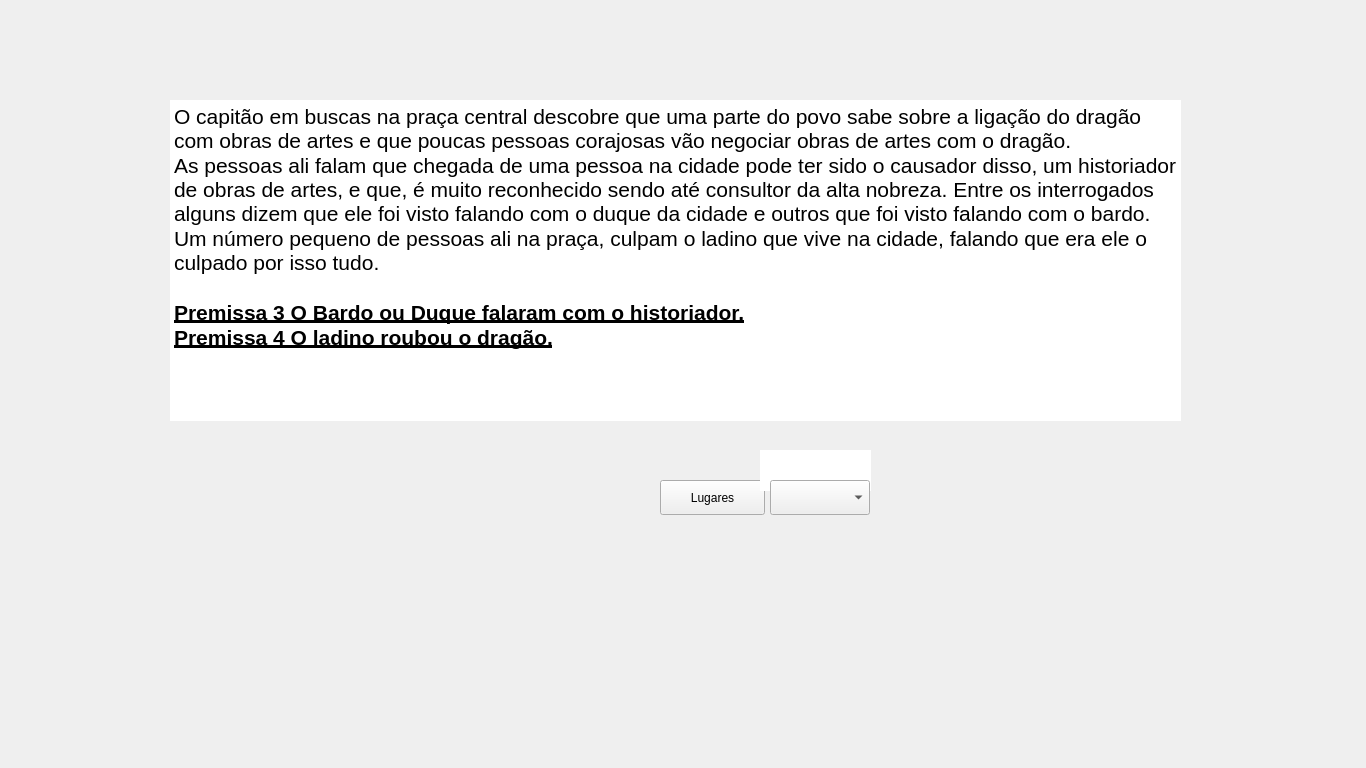
This is ui/forthwindow.ui in eriklemy/Detetive as Qt 5 draws it before an edit. The edited form follows.
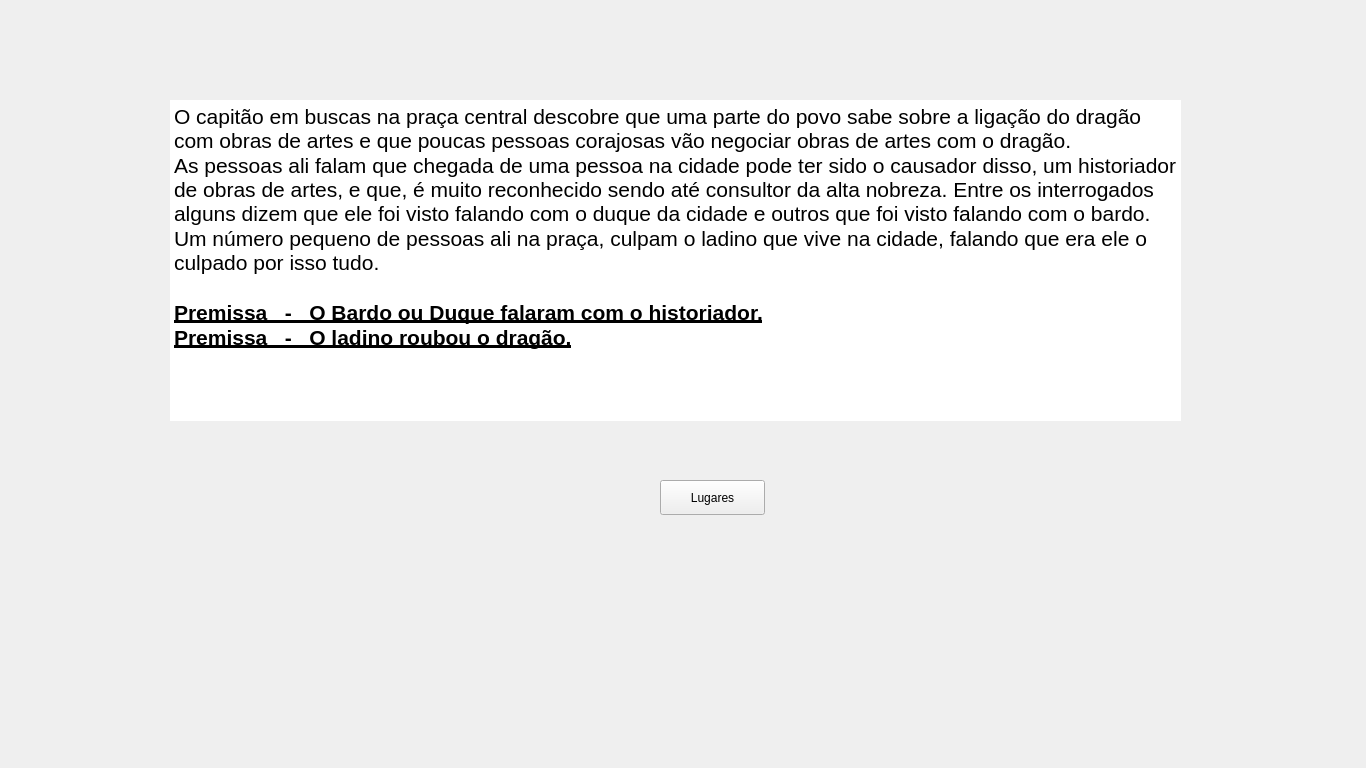
This is the edited form.

```diff
--- a/ui/forthwindow.ui
+++ b/ui/forthwindow.ui
@@ -58,39 +58,6 @@
      <string>Lugares</string>
     </property>
    </widget>
-   <widget class="QComboBox" name="comboBox_sus">
-    <property name="geometry">
-     <rect>
-      <x>770</x>
-      <y>480</y>
-      <width>100</width>
-      <height>35</height>
-     </rect>
-    </property>
-   </widget>
-   <widget class="QTextBrowser" name="textSus">
-    <property name="geometry">
-     <rect>
-      <x>760</x>
-      <y>450</y>
-      <width>111</width>
-      <height>41</height>
-     </rect>
-    </property>
-    <property name="autoFillBackground">
-     <bool>false</bool>
-    </property>
-    <property name="frameShape">
-     <enum>QFrame::NoFrame</enum>
-    </property>
-    <property name="html">
-     <string>&lt;!DOCTYPE HTML PUBLIC &quot;-//W3C//DTD HTML 4.0//EN&quot; &quot;http://www.w3.org/TR/REC-html40/strict.dtd&quot;&gt;
-&lt;html&gt;&lt;head&gt;&lt;meta name=&quot;qrichtext&quot; content=&quot;1&quot; /&gt;&lt;meta charset=&quot;utf-8&quot; /&gt;&lt;style type=&quot;text/css&quot;&gt;
-p, li { white-space: pre-wrap; }
-&lt;/style&gt;&lt;/head&gt;&lt;body style=&quot; font-family:'Segoe UI'; font-size:9pt; font-weight:400; font-style:normal;&quot;&gt;
-&lt;p align=&quot;center&quot; style=&quot; margin-top:0px; margin-bottom:0px; margin-left:0px; margin-right:0px; -qt-block-indent:0; text-indent:0px;&quot;&gt;&lt;span style=&quot; font-size:14pt; font-weight:700; font-style:italic; color:#ffffff;&quot;&gt;Suspeitos&lt;/span&gt;&lt;/p&gt;&lt;/body&gt;&lt;/html&gt;</string>
-    </property>
-   </widget>
    <widget class="QTextBrowser" name="textBrowser">
     <property name="geometry">
      <rect>
@@ -112,8 +79,8 @@
 &lt;p style=&quot; margin-top:0px; margin-bottom:0px; margin-left:0px; margin-right:0px; -qt-block-indent:0; text-indent:0px;&quot;&gt;&lt;span style=&quot; font-size:16pt;&quot;&gt;As pessoas ali falam que chegada de uma pessoa na cidade pode ter sido o causador disso, um historiador de obras de artes, e que, é muito reconhecido sendo até consultor da alta nobreza. Entre os interrogados alguns dizem que ele foi visto falando com o duque da cidade e outros que foi visto falando com o bardo.&lt;/span&gt;&lt;/p&gt;
 &lt;p style=&quot; margin-top:0px; margin-bottom:0px; margin-left:0px; margin-right:0px; -qt-block-indent:0; text-indent:0px;&quot;&gt;&lt;span style=&quot; font-size:16pt;&quot;&gt;Um número pequeno de pessoas ali na praça, culpam o ladino que vive na cidade, falando que era ele o culpado por isso tudo.&lt;/span&gt;&lt;/p&gt;
 &lt;p style=&quot;-qt-paragraph-type:empty; margin-top:0px; margin-bottom:0px; margin-left:0px; margin-right:0px; -qt-block-indent:0; text-indent:0px; font-size:16pt;&quot;&gt;&lt;br /&gt;&lt;/p&gt;
-&lt;p style=&quot; margin-top:0px; margin-bottom:0px; margin-left:0px; margin-right:0px; -qt-block-indent:0; text-indent:0px;&quot;&gt;&lt;span style=&quot; font-size:16pt; font-weight:700; text-decoration: underline;&quot;&gt;Premissa 3 O Bardo ou Duque falaram com o historiador.&lt;/span&gt;&lt;/p&gt;
-&lt;p style=&quot; margin-top:0px; margin-bottom:0px; margin-left:0px; margin-right:0px; -qt-block-indent:0; text-indent:0px;&quot;&gt;&lt;span style=&quot; font-size:16pt; font-weight:700; text-decoration: underline;&quot;&gt;Premissa 4 O ladino roubou o dragão.&lt;/span&gt;&lt;/p&gt;
+&lt;p style=&quot; margin-top:0px; margin-bottom:0px; margin-left:0px; margin-right:0px; -qt-block-indent:0; text-indent:0px;&quot;&gt;&lt;span style=&quot; font-size:16pt; font-weight:700; text-decoration: underline;&quot;&gt;Premissa   -   O Bardo ou Duque falaram com o historiador.&lt;/span&gt;&lt;/p&gt;
+&lt;p style=&quot; margin-top:0px; margin-bottom:0px; margin-left:0px; margin-right:0px; -qt-block-indent:0; text-indent:0px;&quot;&gt;&lt;span style=&quot; font-size:16pt; font-weight:700; text-decoration: underline;&quot;&gt;Premissa   -   O ladino roubou o dragão.&lt;/span&gt;&lt;/p&gt;
 &lt;p style=&quot;-qt-paragraph-type:empty; margin-top:0px; margin-bottom:0px; margin-left:0px; margin-right:0px; -qt-block-indent:0; text-indent:0px; font-size:16pt;&quot;&gt;&lt;br /&gt;&lt;/p&gt;&lt;/body&gt;&lt;/html&gt;</string>
     </property>
    </widget>
```
Left out of the diff: 5 changed lines with no effect on the pictures.
